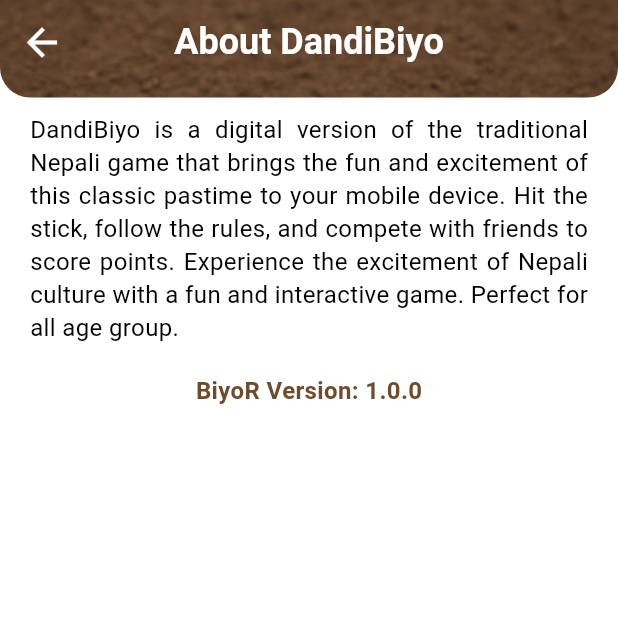
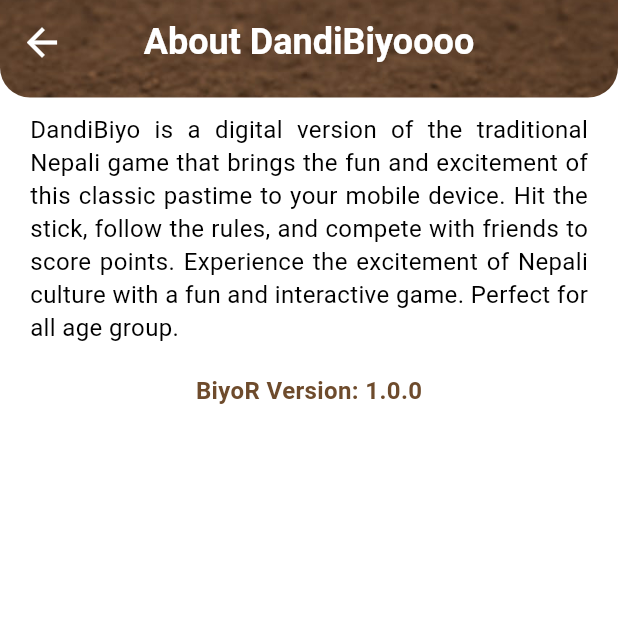
Before and after one commit to BiyoR-idX/biyoar, a Flutter app: the screen it shows after launch, item 3 of the bottom bar chosen, on a phone screen of 412 x 824 dp, the top half of it. Run offline on Flutter 3.47's test engine with Material 3 defaults, Android fonts, the phone set to English and light mode, and no system bars; our stand-ins replace camera, cloud_firestore, equatable, firebase_core, flutter_bloc, geolocator and 2 more; missing offline and left inert: ar_flutter_plugin, flutter_archive, geoflutterfire, geoflutterfire2, pdfx; accounts and stored records are empty; project files that could hold a hidden picture were left out.

Commit message:
editing in about dart

```diff
--- a/lib/Presentation/Features/Pages/aboutUs.dart
+++ b/lib/Presentation/Features/Pages/aboutUs.dart
@@ -38,7 +38,7 @@
           child: AppBar(
             centerTitle: true,
             title: const CustomText(
-              text: 'About DandiBiyo',
+              text: 'About DandiBiyoooo',
               fontSize: 24,
               fontWeight: FontWeight.bold,
               color: whiteColor,
```
